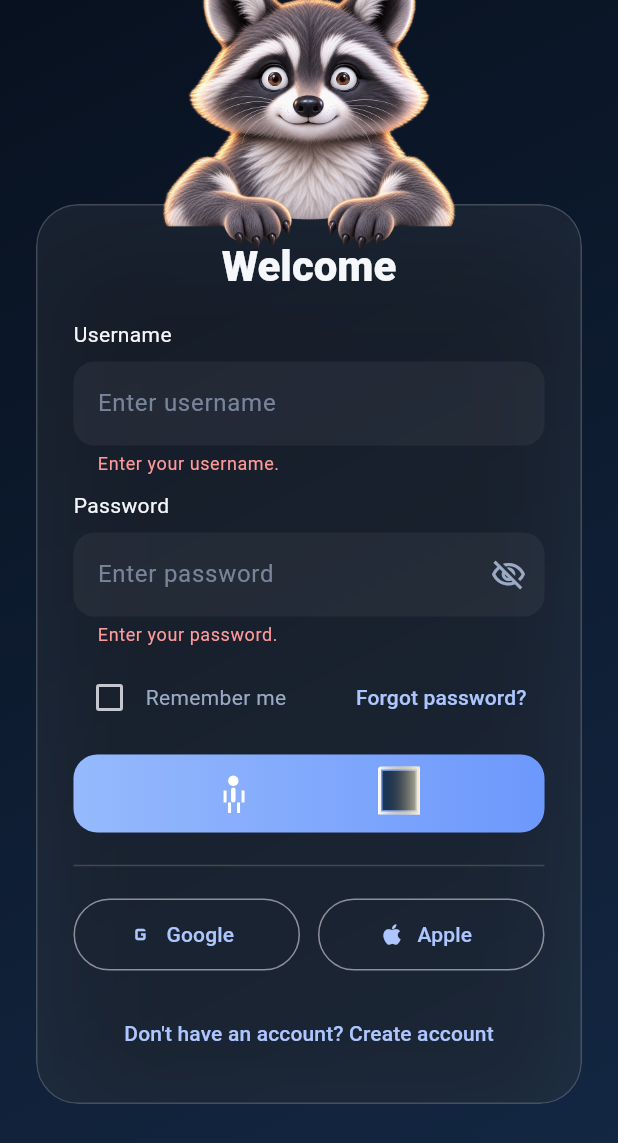
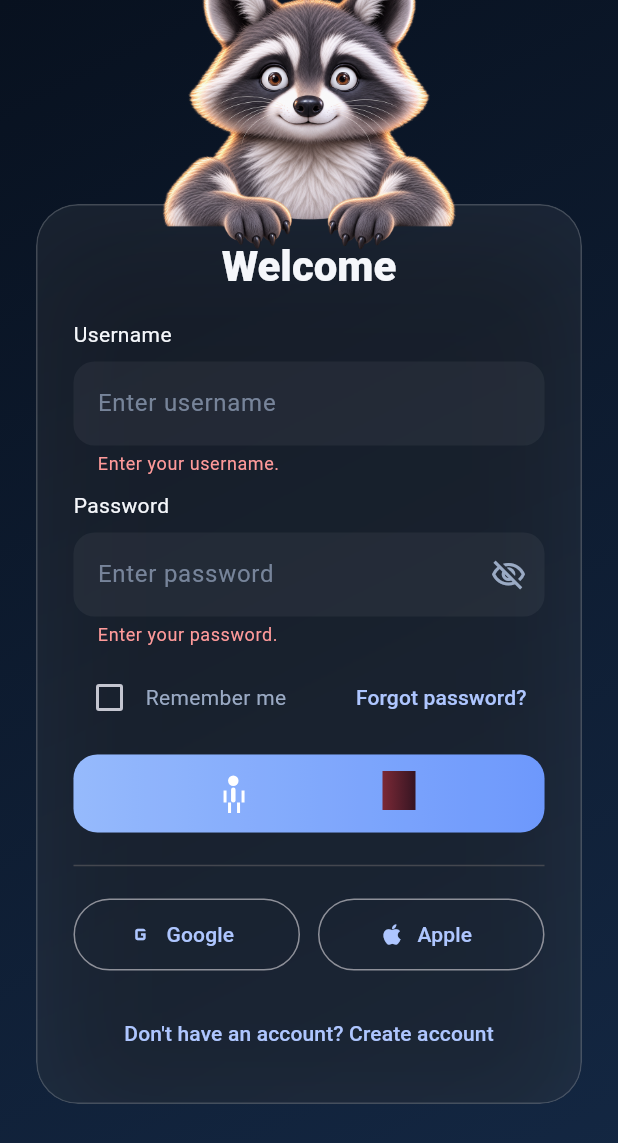
Before and after one commit to parsashafizade/raccoon-login-experience, a Flutter app: the screen it shows after launch, after a tap on "Sign in", on a phone screen of 412 x 824 dp. Shown: the top 1143 px of the screen. Run offline on Flutter 3.47's test engine with Material 3 defaults, Android fonts, the phone set to English and light mode, and no system bars.

Commit message:
complete flutter mobile login experience

```diff
--- a/mobile/lib/features/auth/presentation/widgets/login_scene/door.dart
+++ b/mobile/lib/features/auth/presentation/widgets/login_scene/door.dart
@@ -1,17 +1,23 @@
 import 'package:flutter/material.dart';
+
+import '../../models/entry_result.dart';
 
 class Door extends StatelessWidget {
   final Animation<double> rotation;
   final Animation<double> light;
+  final EntryResult result;
 
   const Door({
     super.key,
     required this.rotation,
     required this.light,
+    required this.result,
   });
 
   @override
   Widget build(BuildContext context) {
+    final isFailure = result == EntryResult.failure;
+
     return Positioned(
       right: 8,
       bottom: 3,
@@ -20,17 +26,6 @@ class Door extends StatelessWidget {
         height: 32,
         child: Stack(
           children: [
-            Container(
-              decoration: BoxDecoration(
-                border: Border.all(
-                  color: Colors.white,
-                  width: 2,
-                ),
-                borderRadius: const BorderRadius.vertical(
-                  top: Radius.circular(2),
-                ),
-              ),
-            ),
             AnimatedBuilder(
               animation: rotation,
               builder: (
@@ -48,11 +43,19 @@ class Door extends StatelessWidget {
                     ..rotateY(
                       rotation.value,
                     ),
-                  child: Container(
+                  child: AnimatedContainer(
+                    duration: const Duration(
+                      milliseconds: 200,
+                    ),
                     margin: const EdgeInsets.all(3),
-                    decoration: const BoxDecoration(
+                    decoration: BoxDecoration(
                       gradient: LinearGradient(
-                        colors: [
+                        colors: isFailure
+                            ? const [
+                                Color(0xff7b2936),
+                                Color(0xff361522),
+                              ]
+                            : const [
                                 Color(0xff173a62),
                                 Color(0xff0a1d34),
                               ],
@@ -72,9 +75,14 @@ class Door extends StatelessWidget {
                   child: Opacity(
                     opacity: light.value,
                     child: Container(
-                      decoration: const BoxDecoration(
+                      decoration: BoxDecoration(
                         gradient: LinearGradient(
-                          colors: [
+                          colors: isFailure
+                              ? const [
+                                  Colors.transparent,
+                                  Color(0xffff5555),
+                                ]
+                              : const [
                                   Colors.transparent,
                                   Color(0xffffefc8),
                                 ],
--- a/mobile/lib/features/auth/presentation/widgets/login_scene/entry_scene.dart
+++ b/mobile/lib/features/auth/presentation/widgets/login_scene/entry_scene.dart
@@ -4,10 +4,8 @@ import 'walker.dart';
 import 'door.dart';
 import '../../models/entry_result.dart';
 
-
 class EntryScene extends StatefulWidget {
   final EntryResult result;
-
   final VoidCallback? onCompleted;
 
   const EntryScene({
@@ -25,22 +23,20 @@ class _EntrySceneState extends State<EntryScene>
   late AnimationController controller;
 
   late Animation<double> walkerPosition;
-
   late Animation<double> doorRotation;
-
   late Animation<double> doorLight;
 
   @override
   void initState() {
     super.initState();
 
-    final duration = widget.result == EntryResult.success
-        ? const Duration(milliseconds: 2400)
-        : const Duration(milliseconds: 3800);
+    final isSuccess = widget.result == EntryResult.success;
 
     controller = AnimationController(
       vsync: this,
-      duration: duration,
+      duration: isSuccess
+          ? const Duration(milliseconds: 2400)
+          : const Duration(milliseconds: 3800),
     );
 
     walkerPosition = Tween<double>(
@@ -49,7 +45,7 @@ class _EntrySceneState extends State<EntryScene>
     ).animate(
       CurvedAnimation(
         parent: controller,
-        curve: widget.result == EntryResult.success
+        curve: isSuccess
             ? const Interval(
                 0,
                 0.84,
@@ -69,7 +65,7 @@ class _EntrySceneState extends State<EntryScene>
     ).animate(
       CurvedAnimation(
         parent: controller,
-        curve: widget.result == EntryResult.success
+        curve: isSuccess
             ? const Interval(
                 0.40,
                 0.75,
@@ -89,16 +85,16 @@ class _EntrySceneState extends State<EntryScene>
     ).animate(
       CurvedAnimation(
         parent: controller,
-        curve: widget.result == EntryResult.success
+        curve: isSuccess
             ? const Interval(
                 0.48,
                 0.82,
                 curve: Curves.easeInOut,
               )
             : const Interval(
-                0,
-                0,
-                curve: Curves.linear,
+                0.35,
+                0.65,
+                curve: Curves.easeInOut,
               ),
       ),
     );
@@ -115,7 +111,6 @@ class _EntrySceneState extends State<EntryScene>
   @override
   void dispose() {
     controller.dispose();
-
     super.dispose();
   }
 
@@ -134,6 +129,7 @@ class _EntrySceneState extends State<EntryScene>
           Door(
             rotation: doorRotation,
             light: doorLight,
+            result: widget.result,
           ),
         ],
       ),
```
Lines whose indentation alone changed are shown as unchanged.
